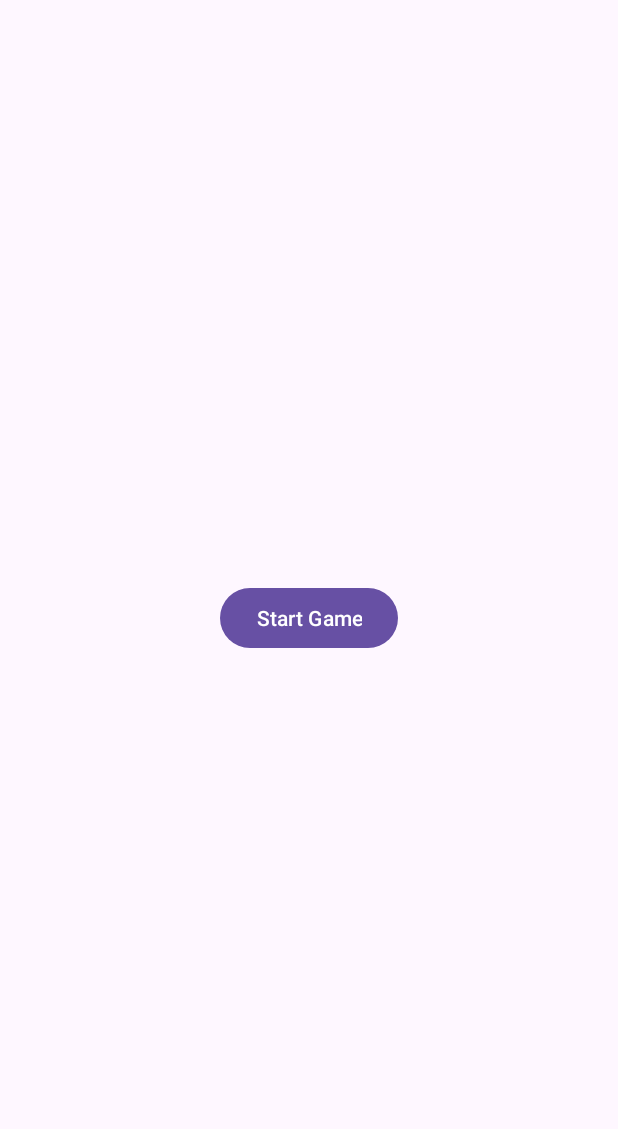
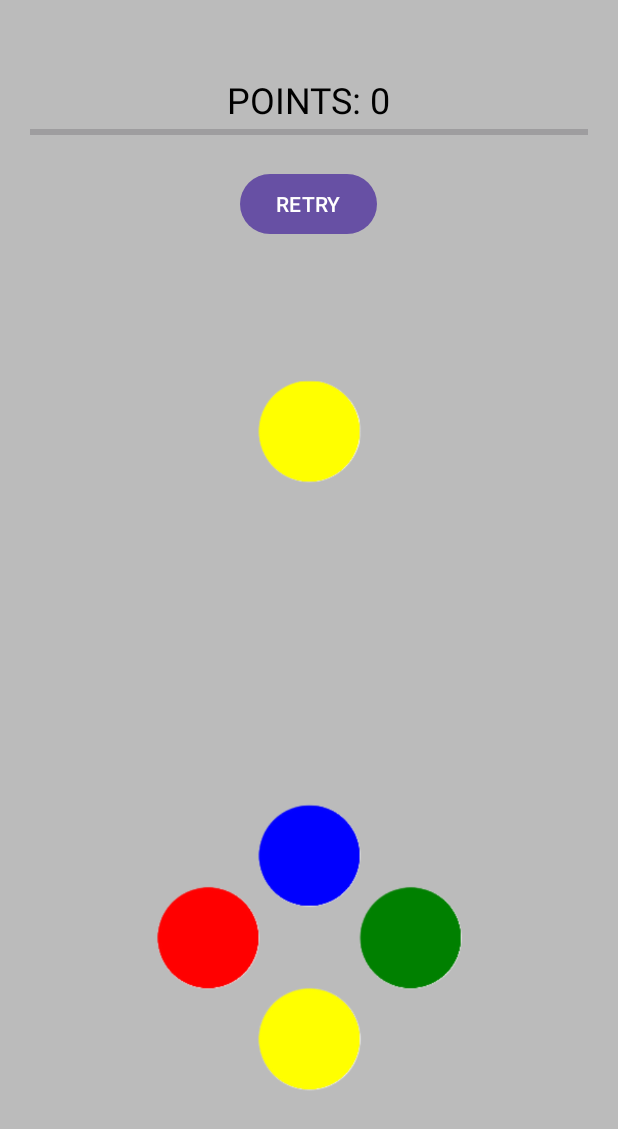
Before and after one commit to SherwinSaga/Casazo_GameSpace, an Android app: the screen it shows after launch (MainActivity), on a phone screen of 412 x 824 dp. Shown: the top 1129 px of the screen. Run offline under Robolectric (Android 15) with nearby library versions, the phone set to English and light mode, and no system bars.

Commit message:
Updated Widget & ColorGame -widget onbackpressed (fixed duplicate widget) -added limiter color game

```diff
--- a/app/src/main/java/com/example/casazo_gamespace/MainActivity.java
+++ b/app/src/main/java/com/example/casazo_gamespace/MainActivity.java
@@ -26,7 +26,8 @@ public class MainActivity extends AppCompatActivity {
     private ColorMatchGameModel colorMatchGameModel;
     private ColorMatchGameView colorMatchGameView;
     private ColorMatchGameController colorMatchGameController;
-    Button play;
+    private SwipeGameView sw;
+
     private boolean isAppInForeground = false;
 
     @Override
@@ -34,22 +35,39 @@ public class MainActivity extends AppCompatActivity {
         super.onCreate(savedInstanceState);
         setContentView(R.layout.activity_main);
 
-        play = findViewById(R.id.playButton);
 
         WidgetState.checkPermission(this);
         WidgetState.hideWidget(this);
 
-        SwipeGameView sw = new SwipeGameView(this, null);
+        //saga game
+        sw = new SwipeGameView(this, null);
+        //setContentView(sw);
 
-        play.setOnClickListener(new View.OnClickListener() {
-            @Override
-            public void onClick(View view) {
-                setContentView(sw);
-            }
-        });
+        //castro game
+        setContentView(R.layout.colormatchgame_layout);
+        colorMatchGameModel = new ColorMatchGameModel();
+        colorMatchGameView = new ColorMatchGameView(MainActivity.this);
+        colorMatchGameController = new ColorMatchGameController(colorMatchGameModel, colorMatchGameView);
+
+
+
+        //to do (saga)
+        //on boot integrate with widget
+        //notifs during hours na common ang sleepiness
+
+        //assigned Jess
+        //to do
+        //random connect
+        //ang reset na button kay decide lang
+        //reset either start balik current game or simply leave it to random
+        //disregard score??? idk sir pwede rasad
+
+        //so if mag implement kag restart jess kay di malikayan na naay ma edit sa games namo kung ma gameover.
 
     }
 
+
+    //ayaw ni hilabti ty kay mabuang ang widget
     @Override
     protected void onStart() {
         super.onStart();
@@ -73,4 +91,10 @@ public class MainActivity extends AppCompatActivity {
             }
         }
     }
+
+    @Override
+    public void onBackPressed() {
+        super.onBackPressed();
+        moveTaskToBack(true);
+    }
 }
--- a/app/src/main/java/com/example/casazo_gamespace/Widget/WidgetState.java
+++ b/app/src/main/java/com/example/casazo_gamespace/Widget/WidgetState.java
@@ -10,6 +10,9 @@ import android.provider.Settings;
 
 public class WidgetState {
 
+    //to do fix
+    //ig press ug back sa menu kay duplicate widget
+    //ig play game nya ma gameover, restart or menu kay duplicate gihapon ang widget
     public static void startWidgetService(Activity activity, boolean isForeground) {
         if (!isForeground && !Settings.canDrawOverlays(activity)) {
             checkPermission(activity);
--- a/app/src/main/java/com/example/casazo_gamespace/colormatchgame/ColorMatchGameController.java
+++ b/app/src/main/java/com/example/casazo_gamespace/colormatchgame/ColorMatchGameController.java
@@ -15,7 +15,7 @@ public class ColorMatchGameController implements View.OnClickListener {
     private ColorMatchGameUpdater colorMatchGameUpdater;
     Handler handler;
     Runnable runnable;
-    Random r;
+    int Randomlimit;
 
     private final static int STATIC_BLUE = 1;
     private final static int STATIC_RED = 2;
@@ -32,6 +32,8 @@ public class ColorMatchGameController implements View.OnClickListener {
         initListeners();
         updateView();
         startGameLoop();
+        Random r = new Random();
+        Randomlimit = r.nextInt(7)+10;
     }
 
     public void initListeners(){
@@ -110,7 +112,7 @@ public class ColorMatchGameController implements View.OnClickListener {
                             colorMatchGameView.displayProgressBar(colorMatchGameModel.getStartTime(), colorMatchGameModel.getStartTime());
                         }
 
-                        if (colorMatchGameModel.getCurrentPoints() == 6) {
+                        if (colorMatchGameModel.getCurrentPoints() == Randomlimit) {
                             colorMatchGameView.getIvButton().setEnabled(false);
                             colorMatchGameView.displayRetryButton(true);
                             return;
--- a/app/src/main/res/layout/activity_main.xml
+++ b/app/src/main/res/layout/activity_main.xml
@@ -6,15 +6,6 @@
     android:layout_height="match_parent"
     tools:context=".MainActivity">
 
-    <Button
-        android:id="@+id/playButton"
-        android:layout_width="wrap_content"
-        android:layout_height="wrap_content"
-        android:text="Start Game"
-        android:layout_centerHorizontal="true"
-        android:layout_centerVertical="true"
-        tools:layout_editor_absoluteX="160dp"
-        tools:layout_editor_absoluteY="363dp"
-        />
+
 
 </RelativeLayout>
```
